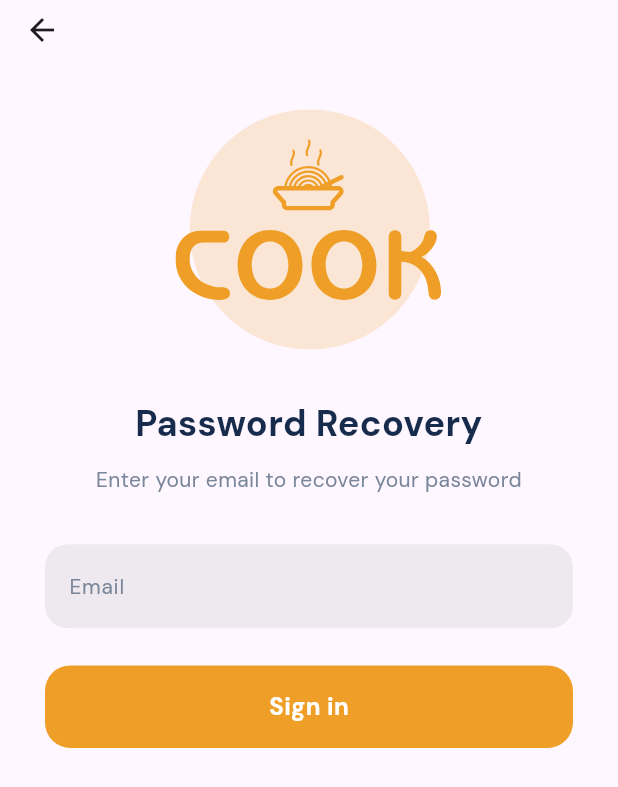
After one commit to ibrahimagdy/restaurant, a Flutter app: the LoginScreen screen opened by its route, after a tap on "Forgot Password?", on a phone screen of 412 x 824 dp. The commit adds this screen. Shown: the top 787 px of the screen. Run offline on Flutter 3.47's test engine with Material 3 defaults, Android fonts, the phone set to English and light mode, and no system bars; our stand-ins replace flutter_screenutil, flutter_svg, google_fonts, intl_phone_number_input.

Commit message:
forget password screen

```diff
--- a/lib/routes.dart
+++ b/lib/routes.dart
@@ -1,12 +1,14 @@
 import 'package:flutter/cupertino.dart';
-import 'package:restaurant/view/auth/login_screen.dart';
-import 'package:restaurant/view/auth/phone_number_screen.dart';
-import 'package:restaurant/view/auth/sign_up_screen.dart';
+import 'package:restaurant/view/auth/authentication/login_screen.dart';
+import 'package:restaurant/view/auth/authentication/sign_up_screen.dart';
+import 'package:restaurant/view/auth/forget_password/password_recovery_screen.dart';
+import 'package:restaurant/view/auth/forget_password/verify_identity_screen.dart';
+import 'package:restaurant/view/auth/phone_number/phone_number_screen.dart';
 import 'package:restaurant/view/onboarding_screens/onboarding_screens.dart';
 import 'package:restaurant/view/splash_screen/intro_screen.dart';
 import 'package:restaurant/view/splash_screen/splash_screen.dart';
 
-import 'core/widgets/verify_phone_number_screen.dart';
+import 'view/auth/phone_number/verify_phone_number_screen.dart';
 
 Map<String, Widget Function(BuildContext)> routes = {
   SplashScreen.id: (context) => const SplashScreen(),
@@ -16,4 +18,6 @@ Map<String, Widget Function(BuildContext)> routes = {
   SignUpScreen.id: (context) => const SignUpScreen(),
   PhoneNumberScreen.id: (context) => const PhoneNumberScreen(),
   VerifyPhoneNumberScreen.id: (context) => const VerifyPhoneNumberScreen(),
+  PasswordRecoveryScreen.id: (context) => const PasswordRecoveryScreen(),
+  VerifyIdentityScreen.id: (context) => const VerifyIdentityScreen(),
 };
--- a/lib/view/auth/sign_up_screen.dart
+++ b/lib/view/auth/authentication/login_screen.dart
@@ -1,25 +1,24 @@
 import 'package:flutter/material.dart';
-import 'package:flutter_svg/svg.dart';
-import 'package:restaurant/view/auth/login_screen.dart';
-import 'package:restaurant/view/auth/phone_number_screen.dart';
+import 'package:flutter_svg/flutter_svg.dart';
+import 'package:restaurant/constants.dart';
+import 'package:restaurant/core/widgets/custom_button.dart';
+import 'package:restaurant/core/widgets/custom_sign_in_button.dart';
+import 'package:restaurant/core/widgets/custom_text_form_field.dart';
+import 'package:restaurant/view/auth/authentication/sign_up_screen.dart';
+import 'package:restaurant/view/auth/forget_password/password_recovery_screen.dart';
 
-import '../../constants.dart';
-import '../../core/utils/theme.dart';
-import '../../core/widgets/custom_button.dart';
-import '../../core/widgets/custom_sign_in_button.dart';
-import '../../core/widgets/custom_text_form_field.dart';
+import '../../../core/utils/theme.dart';
 
-class SignUpScreen extends StatefulWidget {
-  static const String id = 'SignUpScreen';
+class LoginScreen extends StatefulWidget {
+  static const String id = 'LoginScreen';
 
-  const SignUpScreen({super.key});
+  const LoginScreen({super.key});
 
   @override
-  State<SignUpScreen> createState() => _SignUpScreenState();
+  State<LoginScreen> createState() => _LoginScreenState();
 }
 
-class _SignUpScreenState extends State<SignUpScreen> {
-  TextEditingController nameController = TextEditingController();
+class _LoginScreenState extends State<LoginScreen> {
   TextEditingController emailController = TextEditingController();
   TextEditingController passwordController = TextEditingController();
   bool isPasswordVisible = false;
@@ -39,9 +38,9 @@ class _SignUpScreenState extends State<SignUpScreen> {
             crossAxisAlignment: CrossAxisAlignment.stretch,
             children: [
               SvgPicture.asset("assets/icons/Logo.svg"),
-              SizedBox(height: mediaQuery.height * 0.03),
+              SizedBox(height: mediaQuery.height * 0.04),
               Text(
-                'Hello! Create Account',
+                'Welcome Back',
                 textAlign: TextAlign.center,
                 style: theme().textTheme.displaySmall,
               ),
@@ -56,16 +55,16 @@ class _SignUpScreenState extends State<SignUpScreen> {
                 mainAxisAlignment: MainAxisAlignment.center,
                 children: [
                   Text(
-                    'Already have an account? ',
+                    'Or ',
                     textAlign: TextAlign.center,
                     style: theme().textTheme.titleSmall,
                   ),
                   GestureDetector(
                     onTap: () {
-                      Navigator.pushNamed(context, LoginScreen.id);
+                      Navigator.pushNamed(context, SignUpScreen.id);
                     },
                     child: Text(
-                      'Sign in',
+                      'Create new account',
                       textAlign: TextAlign.center,
                       style: theme().textTheme.titleSmall!.copyWith(
                             color: primaryColor,
@@ -74,13 +73,7 @@ class _SignUpScreenState extends State<SignUpScreen> {
                   ),
                 ],
               ),
-              SizedBox(height: mediaQuery.height * 0.02),
-              CustomTextFormField(
-                context: context,
-                controller: nameController,
-                hintText: 'Your name',
-              ),
-              const SizedBox(height: 10),
+              SizedBox(height: mediaQuery.height * 0.04),
               CustomTextFormField(
                 context: context,
                 controller: emailController,
@@ -104,13 +97,22 @@ class _SignUpScreenState extends State<SignUpScreen> {
                 ),
               ),
               SizedBox(height: mediaQuery.height * 0.025),
-              CustomButton(
-                buttonText: 'Sign up',
-                onTap: () {
-                  Navigator.pushNamed(context, PhoneNumberScreen.id);
+              const CustomButton(buttonText: 'Sign in'),
+              SizedBox(height: mediaQuery.height * 0.01),
+              TextButton(
+                onPressed: () {
+                  Navigator.pushNamed(context, PasswordRecoveryScreen.id);
                 },
+                child: Text(
+                  'Forgot Password?',
+                  textAlign: TextAlign.center,
+                  style: theme()
+                      .textTheme
+                      .titleSmall!
+                      .copyWith(color: primaryColor),
+                ),
               ),
-              SizedBox(height: mediaQuery.height * 0.025),
+              SizedBox(height: mediaQuery.height * 0.01),
               Row(
                 mainAxisAlignment: MainAxisAlignment.center,
                 children: [
--- /dev/null
+++ b/lib/view/auth/forget_password/password_recovery_screen.dart
@@ -0,0 +1,68 @@
+import 'package:flutter/material.dart';
+import 'package:flutter_svg/svg.dart';
+import 'package:restaurant/view/auth/forget_password/verify_identity_screen.dart';
+
+import '../../../core/utils/theme.dart';
+import '../../../core/widgets/custom_button.dart';
+import '../../../core/widgets/custom_text_form_field.dart';
+
+class PasswordRecoveryScreen extends StatefulWidget {
+  static const String id = 'PasswordRecoveryScreen';
+
+  const PasswordRecoveryScreen({super.key});
+
+  @override
+  State<PasswordRecoveryScreen> createState() => _PasswordRecoveryScreenState();
+}
+
+class _PasswordRecoveryScreenState extends State<PasswordRecoveryScreen> {
+  TextEditingController emailController = TextEditingController();
+
+  @override
+  Widget build(BuildContext context) {
+    var mediaQuery = MediaQuery.of(context).size;
+    return Scaffold(
+      appBar: AppBar(
+        elevation: 0,
+        toolbarHeight: 40,
+      ),
+      body: SingleChildScrollView(
+        child: Padding(
+          padding: const EdgeInsets.symmetric(horizontal: 30),
+          child: Column(
+            crossAxisAlignment: CrossAxisAlignment.stretch,
+            children: [
+              SizedBox(height: mediaQuery.height * 0.04),
+              SvgPicture.asset("assets/icons/Logo.svg"),
+              SizedBox(height: mediaQuery.height * 0.04),
+              Text(
+                'Password Recovery',
+                textAlign: TextAlign.center,
+                style: theme().textTheme.displaySmall,
+              ),
+              const SizedBox(height: 10),
+              Text(
+                'Enter your email to recover your password',
+                textAlign: TextAlign.center,
+                style: theme().textTheme.titleSmall,
+              ),
+              SizedBox(height: mediaQuery.height * 0.04),
+              CustomTextFormField(
+                context: context,
+                controller: emailController,
+                hintText: 'Email',
+              ),
+              SizedBox(height: mediaQuery.height * 0.03),
+              CustomButton(
+                buttonText: 'Sign in',
+                onTap: () {
+                  Navigator.pushNamed(context, VerifyIdentityScreen.id);
+                },
+              ),
+            ],
+          ),
+        ),
+      ),
+    );
+  }
+}
--- a/lib/view/auth/phone_number_screen.dart
+++ b/lib/view/auth/phone_number/phone_number_screen.dart
@@ -2,9 +2,9 @@ import 'package:flutter/material.dart';
 import 'package:flutter_svg/flutter_svg.dart';
 import 'package:restaurant/core/widgets/custom_button.dart';
 
-import '../../core/utils/theme.dart';
-import '../../core/widgets/custom_phone_number_field.dart';
-import '../../core/widgets/verify_phone_number_screen.dart';
+import '../../../core/utils/theme.dart';
+import '../../../core/widgets/custom_phone_number_field.dart';
+import 'verify_phone_number_screen.dart';
 
 class PhoneNumberScreen extends StatefulWidget {
   static const String id = 'PhoneNumberScreen';
--- a/lib/view/onboarding_screens/onboarding_screens.dart
+++ b/lib/view/onboarding_screens/onboarding_screens.dart
@@ -3,7 +3,7 @@ import 'package:restaurant/constants.dart';
 import 'package:restaurant/core/utils/theme.dart';
 import 'package:restaurant/core/widgets/custom_button.dart';
 
-import '../auth/login_screen.dart';
+import '../auth/authentication/login_screen.dart';
 import 'onboarding_content.dart';
 
 class OnboardingScreens extends StatefulWidget {
--- a/lib/view/splash_screen/intro_screen.dart
+++ b/lib/view/splash_screen/intro_screen.dart
@@ -1,7 +1,7 @@
 import 'package:flutter/material.dart';
 import 'package:flutter_svg/flutter_svg.dart';
 import 'package:restaurant/core/utils/theme.dart';
-import 'package:restaurant/view/auth/login_screen.dart';
+import 'package:restaurant/view/auth/authentication/login_screen.dart';
 import 'package:restaurant/view/onboarding_screens/onboarding_screens.dart';
 
 class IntroScreen extends StatelessWidget {
```
Also changed, not shown: lib/core/widgets/custom_verify_code.dart (renamed from lib/core/widgets/verify_phone_number_screen.dart, +30 -22 lines), lib/view/auth/authentication/sign_up_screen.dart (renamed from lib/view/auth/login_screen.dart, +31 -25 lines), lib/view/auth/forget_password/verify_identity_screen.dart (added, +27 -0 lines), lib/view/auth/phone_number/verify_phone_number_screen.dart (added, +27 -0 lines).
